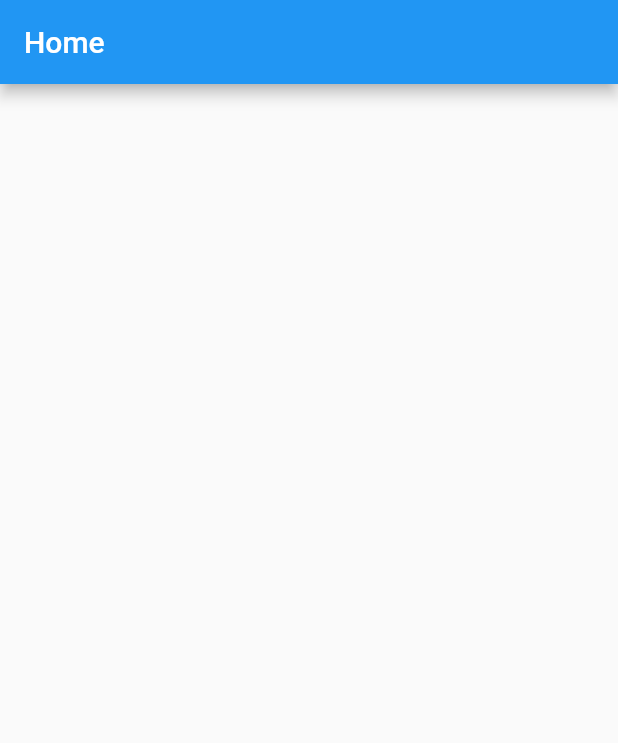
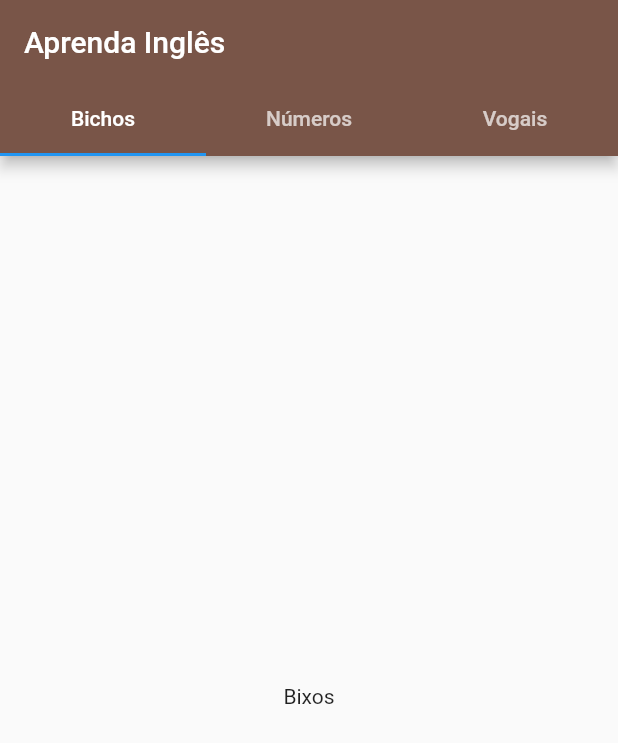
Before and after one commit to Queonias/entrada_de_dados, a Flutter app: the screen it shows after launch, on a phone screen of 412 x 824 dp. Shown: the top 743 px of the screen. Run offline on Flutter 3.47's test engine with Material 2 defaults, Android fonts, the phone set to English and light mode, and no system bars.

Commit message:
interface criada

```diff
--- a/lib/home.dart
+++ b/lib/home.dart
@@ -1,3 +1,6 @@
+import 'package:entrada_dados/views/bichos.dart';
+import 'package:entrada_dados/views/numeros.dart';
+import 'package:entrada_dados/views/vogais.dart';
 import 'package:flutter/material.dart';
 
 class Home extends StatefulWidget {
@@ -7,13 +10,43 @@ class Home extends StatefulWidget {
   State<Home> createState() => _HomeState();
 }
 
-class _HomeState extends State<Home> {
+class _HomeState extends State<Home> with SingleTickerProviderStateMixin {
+  late TabController _tabController;
+
+  @override
+  void initState() {
+    super.initState();
+    _tabController = TabController(length: 3, vsync: this);
+  }
+
+  @override
+  void dispose() {
+    _tabController.dispose();
+    super.dispose();
+  }
+
   @override
   Widget build(BuildContext context) {
     return Scaffold(
-      appBar: AppBar(
-        title: const Text("Home"),
-      ),
-    );
+        appBar: AppBar(
+          title: const Text("Aprenda Inglês"),
+          backgroundColor: Colors.brown,
+          bottom: TabBar(controller: _tabController, tabs: const [
+            Tab(
+              text: "Bichos",
+            ),
+            Tab(
+              text: "Números",
+            ),
+            Tab(
+              text: "Vogais",
+            ),
+          ]),
+        ),
+        body: TabBarView(controller: _tabController, children: const [
+          Bichos(),
+          Numeros(),
+          Vogais(),
+        ]));
   }
 }
--- /dev/null
+++ b/lib/views/bichos.dart
@@ -0,0 +1,17 @@
+import 'package:flutter/material.dart';
+
+class Bichos extends StatefulWidget {
+  const Bichos({super.key});
+
+  @override
+  State<Bichos> createState() => _BichosState();
+}
+
+class _BichosState extends State<Bichos> {
+  @override
+  Widget build(BuildContext context) {
+    return const Center(
+      child: Text("Bixos"),
+    );
+  }
+}
--- /dev/null
+++ b/lib/views/vogais.dart
@@ -0,0 +1,17 @@
+import 'package:flutter/material.dart';
+
+class Vogais extends StatefulWidget {
+  const Vogais({super.key});
+
+  @override
+  State<Vogais> createState() => _VogaisState();
+}
+
+class _VogaisState extends State<Vogais> {
+  @override
+  Widget build(BuildContext context) {
+    return const Center(
+      child: Text("Bixos"),
+    );
+  }
+}
```
Also changed, not shown: lib/views/numeros.dart (added, +17 -0 lines).
